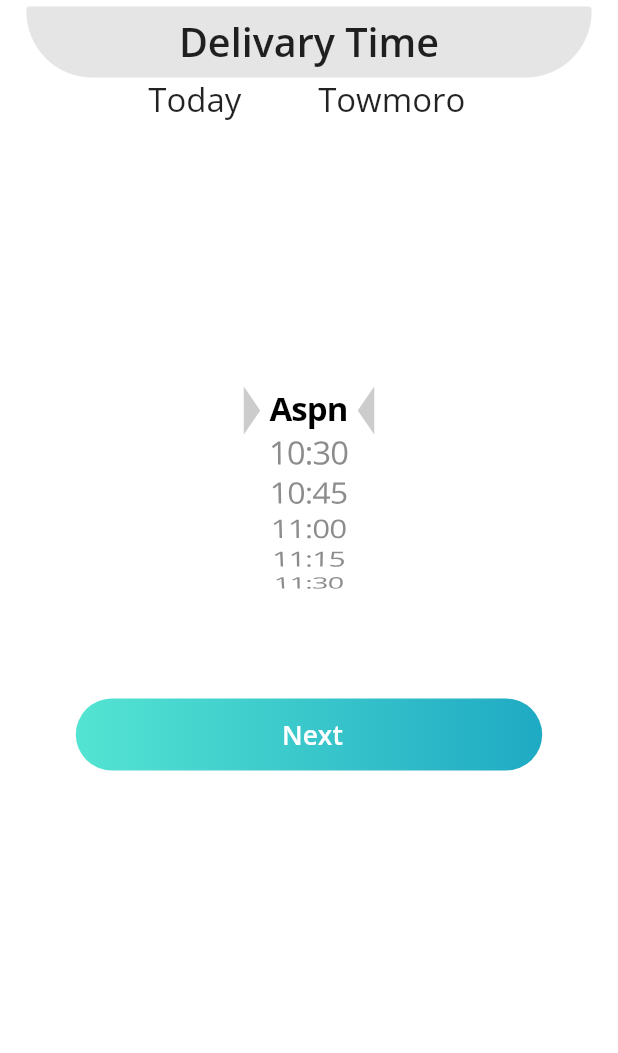
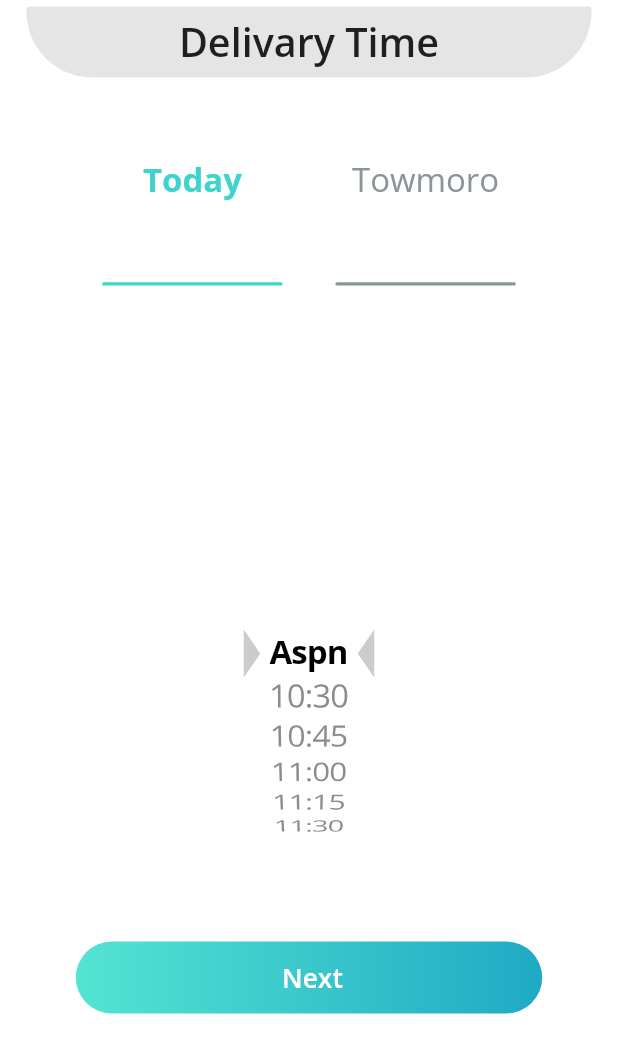
Before and after one commit to AbdalazizAbdallah/customer_app, a Flutter app: the SelectDeliveryTimeBottomSheet widget shown alone on an empty page, opened directly, on a phone screen of 412 x 824 dp. Shown: the top 1053 px of the screen. Run offline on Flutter 3.47's test engine with Material 2 defaults, Android fonts, the phone set to English and light mode, and no system bars; our stand-ins replace badges, connectivity_plus, dartz, dio, email_validator, equatable and 15 more; missing offline and left inert: onesignal_flutter; accounts and stored records are empty; network calls fail; project files that could hold a hidden picture were left out.

Commit message:
finish from delivery bottom sheet

```diff
--- /dev/null
+++ b/lib/ui/pages/checkout/controllers/delivery_time_bottom_controller.dart
@@ -0,0 +1,31 @@
+import 'dart:developer';
+
+import 'package:customer_app/core/constants/colors_app.dart';
+import 'package:flutter/animation.dart';
+import 'package:get/get_state_manager/get_state_manager.dart';
+
+enum TextSelectionEnum {
+  todayText,
+  tomorrowText,
+}
+
+class DeliveryTimeBottomController extends GetxController {
+  Color todayTextColor = ColorsApp.primary;
+  Color tomorrowTextColor = ColorsApp.grey;
+
+  TextSelectionEnum currentSelectText = TextSelectionEnum.todayText;
+
+  makeTodayActive() {
+    todayTextColor = ColorsApp.primary;
+    tomorrowTextColor = ColorsApp.grey;
+    currentSelectText = TextSelectionEnum.todayText;
+    update();
+  }
+
+  makeTomorrowActive() {
+    todayTextColor = ColorsApp.grey;
+    tomorrowTextColor = ColorsApp.primary;
+    currentSelectText = TextSelectionEnum.tomorrowText;
+    update();
+  }
+}
--- a/lib/ui/pages/checkout/widgets/select_delivery_time_bottom_sheet.dart
+++ b/lib/ui/pages/checkout/widgets/select_delivery_time_bottom_sheet.dart
@@ -4,6 +4,7 @@ import 'package:customer_app/core/constants/colors_app.dart';
 import 'package:customer_app/core/constants/sizes_app.dart';
 import 'package:customer_app/core/constants/styles_app.dart';
 import 'package:customer_app/core/widgets/custom_button_widget.dart';
+import 'package:customer_app/ui/pages/checkout/controllers/delivery_time_bottom_controller.dart';
 import 'package:customer_app/ui/pages/checkout/widgets/triangle_pointer.dart';
 import 'package:customer_app/ui/widgets/header_dialogs_widget.dart';
 import 'package:flutter/cupertino.dart';
@@ -35,27 +36,108 @@ class SelectDeliveryTimeBottomSheet extends StatelessWidget {
               ),
             ),
           ),
-          Flexible(
+          Expanded(
             flex: 1,
             child: Padding(
               padding: EdgeInsets.symmetric(
                 horizontal: SizesApp.r30,
               ),
-                child: Row(
+              child: GetBuilder<DeliveryTimeBottomController>(
+                  init: DeliveryTimeBottomController(),
+                  builder: (deliveryTimeBottomController) {
+                    return Row(
                       mainAxisAlignment: MainAxisAlignment.spaceEvenly,
                       children: <Widget>[
-                    SelectableText(
+                        Expanded(
+                          child: InkWell(
+                            splashColor: null,
+                            onTap: () {
+                              deliveryTimeBottomController.makeTodayActive();
+                            },
+                            child: Column(
+                              mainAxisAlignment: MainAxisAlignment.spaceEvenly,
+                              children: [
+                                Text(
                                   'Today',
                                   textAlign: TextAlign.center,
-                      style: StylesApp.headline6,
+                                  style: StylesApp.headline6.copyWith(
+                                    color: deliveryTimeBottomController
+                                        .todayTextColor,
+                                    fontWeight: deliveryTimeBottomController
+                                                .currentSelectText ==
+                                            TextSelectionEnum.todayText
+                                        ? FontWeight.bold
+                                        : FontWeight.normal,
                                   ),
-                    SelectableText(
+                                ),
+                                Padding(
+                                  padding: EdgeInsets.symmetric(
+                                      horizontal: SizesApp.r16),
+                                  child: SizedBox(
+                                    height: SizesApp.r2,
+                                    width: SizesApp.doubleInfinity,
+                                    child: DecoratedBox(
+                                      decoration: BoxDecoration(
+                                        color: deliveryTimeBottomController
+                                            .todayTextColor,
+                                        borderRadius: BorderRadius.circular(
+                                          SizesApp.r2,
+                                        ),
+                                      ),
+                                    ),
+                                  ),
+                                ),
+                              ],
+                            ),
+                          ),
+                        ),
+                        Expanded(
+                          child: InkWell(
+                            splashColor: null,
+                            onTap: () {
+                              deliveryTimeBottomController.makeTomorrowActive();
+                            },
+                            child: Column(
+                              mainAxisAlignment: MainAxisAlignment.spaceEvenly,
+                              children: [
+                                Text(
                                   'Towmoro',
                                   textAlign: TextAlign.center,
-                      style: StylesApp.headline6,
+                                  style: StylesApp.headline6.copyWith(
+                                    color: deliveryTimeBottomController
+                                        .tomorrowTextColor,
+                                    fontWeight: deliveryTimeBottomController
+                                                .currentSelectText ==
+                                            TextSelectionEnum.tomorrowText
+                                        ? FontWeight.bold
+                                        : FontWeight.normal,
+                                  ),
+                                ),
+                                Padding(
+                                  padding: EdgeInsets.symmetric(
+                                      horizontal: SizesApp.r16),
+                                  child: SizedBox(
+                                    height: SizesApp.r2,
+                                    width: SizesApp.doubleInfinity,
+                                    child: DecoratedBox(
+                                      decoration: BoxDecoration(
+                                        color: deliveryTimeBottomController
+                                            .tomorrowTextColor,
+                                        borderRadius: BorderRadius.circular(
+                                          SizesApp.r2,
+                                        ),
+                                      ),
+                                    ),
+                                  ),
+                                ),
+                              ],
+                            ),
+                          ),
                         )
                       ],
-                )),
+                    );
+                  }),
+            ),
           ),
           Expanded(
             flex: 2,
```
Lines whose indentation alone changed are shown as unchanged.
